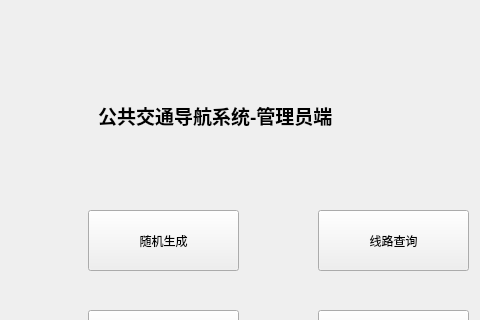
Nqn7mi-mylove/NJUPT-ProgramWeek, file Transit/adminwindow.ui: the form before one commit; both pictures show x 92 to 572 and y 0 to 320 of the 741 by 516 pixel window.
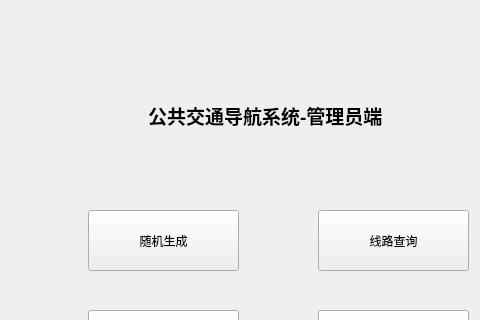
The form after the commit.

What changed in the file:
```diff
--- a/Transit/adminwindow.ui
+++ b/Transit/adminwindow.ui
@@ -17,7 +17,7 @@
    <widget class="QLabel" name="label">
     <property name="geometry">
      <rect>
-      <x>190</x>
+      <x>240</x>
       <y>40</y>
       <width>541</width>
       <height>151</height>
```
Left out of the diff: 2 changed lines with no effect on the pictures.
